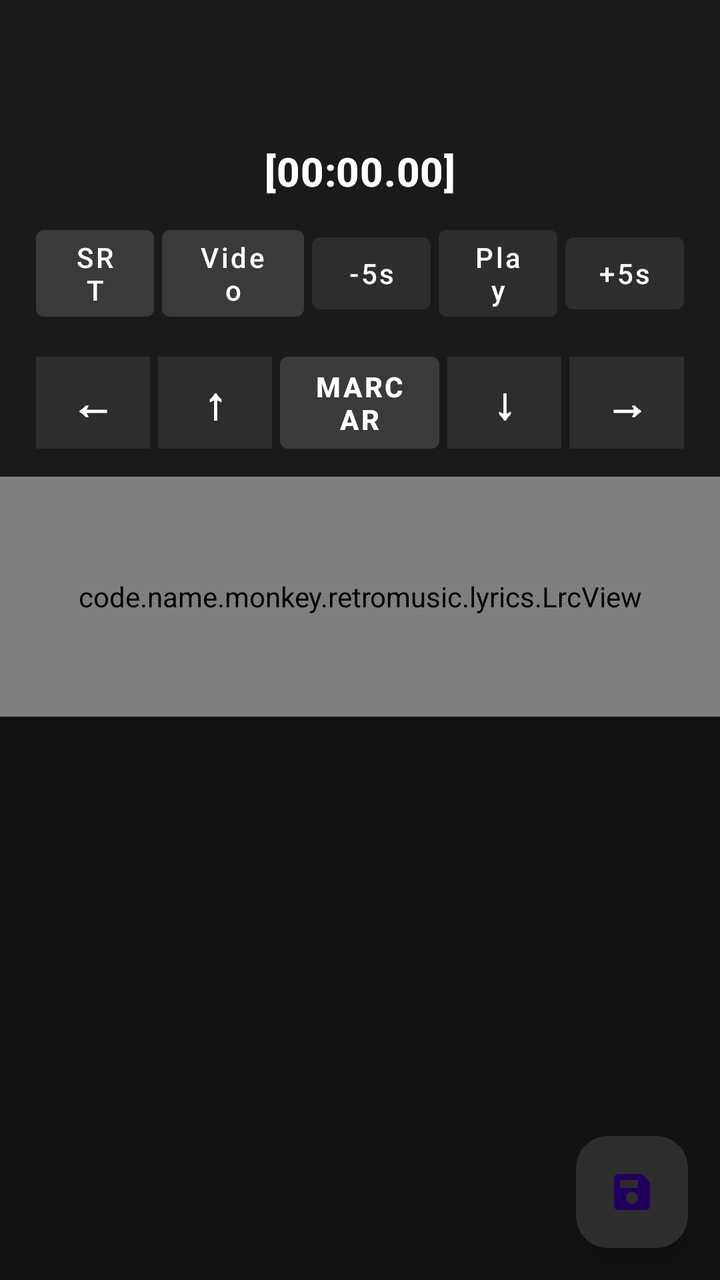
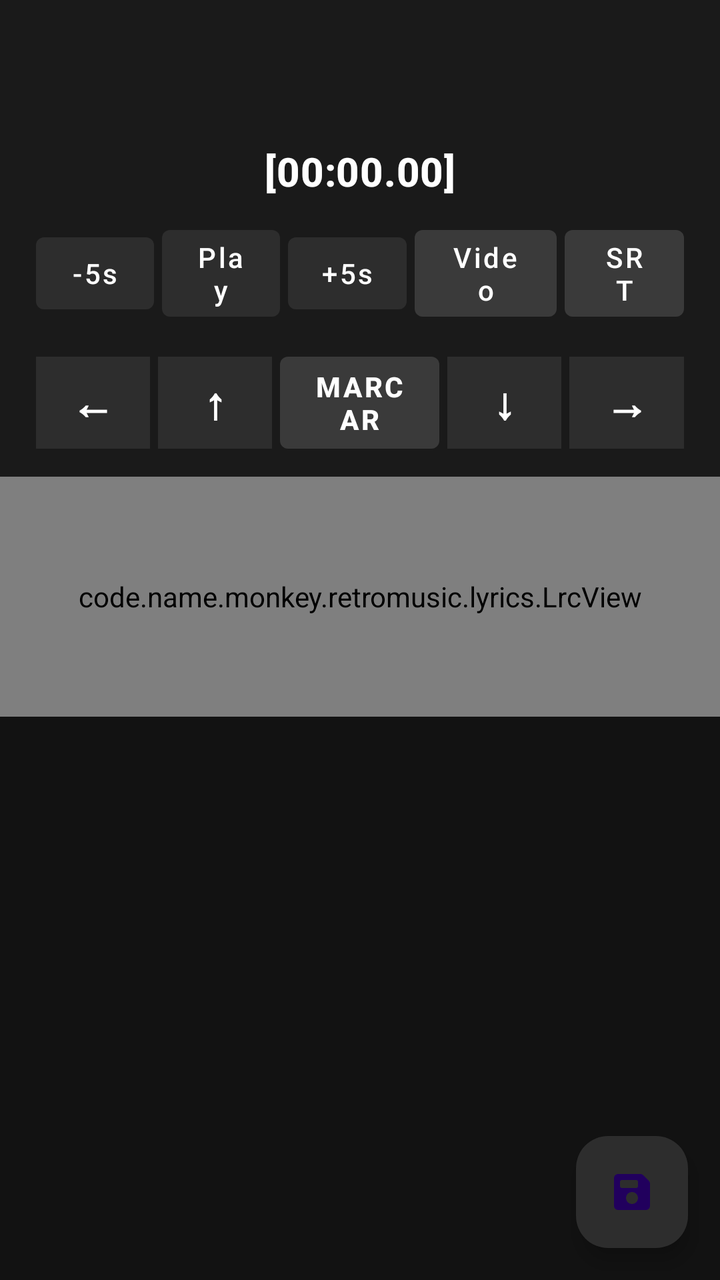

Screens rendered from an Android XML layout before and after an edit, with the pre-edit source and the edit as a unified diff.
<!-- AndroidManifest.xml: application theme Theme.RetroMusic.FollowSystem -->
<!-- res/layout/fragment_lyrics.xml -->
<?xml version="1.0" encoding="utf-8"?>
<LinearLayout 
    xmlns:android="http://schemas.android.com/apk/res/android"
    xmlns:app="http://schemas.android.com/apk/res-auto"
    xmlns:tools="http://tools.android.com/tools"
    android:layout_width="match_parent"
    android:layout_height="match_parent"
    android:orientation="vertical"
    android:background="#121212"
    android:fitsSystemWindows="true">

    <com.google.android.material.appbar.MaterialToolbar
        android:id="@+id/toolbar"
        style="@style/Widget.MaterialComponents.Toolbar.Primary"
        android:layout_width="match_parent"
        android:layout_height="?attr/actionBarSize"
        android:background="#1A1A1A"
        app:titleTextColor="@android:color/white" />

    <LinearLayout
        android:id="@+id/llSincroControls"
        android:layout_width="match_parent"
        android:layout_height="wrap_content"
        android:orientation="vertical"
        android:paddingLeft="16dp"
        android:paddingTop="8dp"
        android:paddingRight="16dp"
        android:paddingBottom="12dp"
        android:background="#1A1A1A">

        <TextView
            android:id="@+id/tvCurrentTime"
            android:layout_width="match_parent"
            android:layout_height="wrap_content"
            android:layout_marginBottom="8dp"
            android:text="[00:00.00]"
            android:gravity="center"
            android:textAppearance="@style/TextAppearance.MaterialComponents.Headline6"
            android:textColor="@android:color/white"
            android:textStyle="bold" />

        <LinearLayout
            android:layout_width="match_parent"
            android:layout_height="wrap_content"
            android:gravity="center"
            android:orientation="horizontal">

            <com.google.android.material.button.MaterialButton
                android:id="@+id/btnSrt"
                style="@style/Widget.MaterialComponents.Button.UnelevatedButton"
                android:layout_width="0dp"
                android:layout_height="wrap_content"
                android:layout_margin="2dp"
                android:layout_weight="1"
                android:textColor="@android:color/white"
                app:backgroundTint="#3A3A3A"
                android:text="SRT" />

            <com.google.android.material.button.MaterialButton
                android:id="@+id/btnLoadVideo"
                style="@style/Widget.MaterialComponents.Button.UnelevatedButton"
                android:layout_width="0dp"
                android:layout_height="wrap_content"
                android:layout_margin="2dp"
                android:layout_weight="1.2"
                android:textColor="@android:color/white"
                app:backgroundTint="#3A3A3A"
                android:text="Video" />

            <com.google.android.material.button.MaterialButton
                android:id="@+id/btnRew"
                style="@style/Widget.MaterialComponents.Button.UnelevatedButton"
                android:layout_width="0dp"
                android:layout_height="wrap_content"
                android:layout_margin="2dp"
                android:layout_weight="1"
                android:textColor="@android:color/white"
                app:backgroundTint="#2D2D2D"
                android:text="-5s" />

            <com.google.android.material.button.MaterialButton
                android:id="@+id/btnPlayPause"
                style="@style/Widget.MaterialComponents.Button.UnelevatedButton"
                android:layout_width="0dp"
                android:layout_height="wrap_content"
                android:layout_margin="2dp"
                android:layout_weight="1"
                android:textColor="@android:color/white"
                app:backgroundTint="#2D2D2D"
                android:text="Play" />

            <com.google.android.material.button.MaterialButton
                android:id="@+id/btnFwd"
                style="@style/Widget.MaterialComponents.Button.UnelevatedButton"
                android:layout_width="0dp"
                android:layout_height="wrap_content"
                android:layout_margin="2dp"
                android:layout_weight="1"
                android:textColor="@android:color/white"
                app:backgroundTint="#2D2D2D"
                android:text="+5s" />
        </LinearLayout>

        <LinearLayout
            android:layout_width="match_parent"
            android:layout_height="wrap_content"
            android:layout_marginTop="10dp"
            android:gravity="center"
            android:orientation="horizontal">

            <TextView
                android:id="@+id/btnLeft"
                android:layout_width="0dp"
                android:layout_height="46dp"
                android:layout_margin="2dp"
                android:layout_weight="1"
                android:background="#2D2D2D"
                android:clickable="true"
                android:focusable="false"
                android:gravity="center"
                android:text="←"
                android:textColor="@android:color/white"
                android:textSize="22sp"
                android:textStyle="bold" />

            <TextView
                android:id="@+id/btnUp"
                android:layout_width="0dp"
                android:layout_height="46dp"
                android:layout_margin="2dp"
                android:layout_weight="1"
                android:background="#2D2D2D"
                android:clickable="true"
                android:focusable="false"
                android:gravity="center"
                android:text="↑"
                android:textColor="@android:color/white"
                android:textSize="22sp"
                android:textStyle="bold" />

            <com.google.android.material.button.MaterialButton
                android:id="@+id/btnMark"
                style="@style/Widget.MaterialComponents.Button.UnelevatedButton"
                android:layout_width="0dp"
                android:layout_height="46dp"
                android:layout_margin="2dp"
                android:layout_weight="1.4"
                android:textColor="@android:color/white"
                app:backgroundTint="#3A3A3A"
                android:text="MARCAR"
                android:insetTop="0dp"
                android:insetBottom="0dp"
                android:textStyle="bold" />

            <TextView
                android:id="@+id/btnDown"
                android:layout_width="0dp"
                android:layout_height="46dp"
                android:layout_margin="2dp"
                android:layout_weight="1"
                android:background="#2D2D2D"
                android:clickable="true"
                android:focusable="false"
                android:gravity="center"
                android:text="↓"
                android:textColor="@android:color/white"
                android:textSize="22sp"
                android:textStyle="bold" />

            <TextView
                android:id="@+id/btnRight"
                android:layout_width="0dp"
                android:layout_height="46dp"
                android:layout_margin="2dp"
                android:layout_weight="1"
                android:background="#2D2D2D"
                android:clickable="true"
                android:focusable="false"
                android:gravity="center"
                android:text="→"
                android:textColor="@android:color/white"
                android:textSize="22sp"
                android:textStyle="bold" />
        </LinearLayout>
    </LinearLayout>

    <FrameLayout
        android:id="@+id/videoContainer"
        android:layout_width="match_parent"
        android:layout_height="200dp"
        android:background="#000000"
        android:visibility="gone">

        <VideoView
            android:id="@+id/videoView"
            android:layout_width="match_parent"
            android:layout_height="match_parent"
            android:layout_gravity="center" />
    </FrameLayout>

    <code.name.monkey.retromusic.lyrics.LrcView
        android:id="@+id/lyricsView"
        android:layout_width="match_parent"
        android:layout_height="120dp"
        android:background="#1F000000"
        android:paddingLeft="16dp"
        android:paddingRight="16dp"
        android:visibility="visible" />

    <FrameLayout
        android:layout_width="match_parent"
        android:layout_height="0dp"
        android:layout_weight="1">

        <androidx.core.widget.NestedScrollView
            android:layout_width="match_parent"
            android:layout_height="match_parent"
            android:fillViewport="true">

            <LinearLayout
                android:layout_width="match_parent"
                android:layout_height="wrap_content"
                android:orientation="vertical"
                android:paddingLeft="16dp"
                android:paddingTop="12dp"
                android:paddingRight="16dp"
                android:paddingBottom="12dp">

                <EditText
                    android:id="@+id/etLyrics"
                    android:layout_width="match_parent"
                    android:layout_height="wrap_content"
                    android:gravity="top|start"
                    android:inputType="textMultiLine|textNoSuggestions"
                    android:background="@android:color/transparent"
                    android:textColor="@android:color/white"
                    android:scrollbars="vertical"
                    android:padding="0dp"
                    android:textAppearance="@style/TextAppearance.MaterialComponents.Body1"
                    android:visibility="visible"
                    tools:ignore="SpeakableTextPresentCheck" />

                <TextView
                    android:id="@+id/normalLyrics"
                    android:layout_width="match_parent"
                    android:layout_height="wrap_content"
                    android:lineSpacingMultiplier="1.2"
                    android:textColor="@android:color/white"
                    android:padding="0dp"
                    android:textAppearance="@style/TextAppearance.MaterialComponents.Body1"
                    android:visibility="gone" />

                <TextView
                    android:id="@+id/noLyricsFound"
                    android:layout_width="wrap_content"
                    android:layout_height="wrap_content"
                    android:layout_gravity="center"
                    android:text="@string/no_lyrics_found"
                    android:textAppearance="@style/TextAppearance.MaterialComponents.Subtitle1"
                    android:visibility="gone" />
            </LinearLayout>
        </androidx.core.widget.NestedScrollView>

        <com.google.android.material.floatingactionbutton.FloatingActionButton
            android:id="@+id/saveFab"
            android:layout_width="wrap_content"
            android:layout_height="wrap_content"
            android:layout_gravity="bottom|end"
            android:layout_margin="16dp"
            app:srcCompat="@drawable/ic_save"
            app:backgroundTint="#2D2D2D"
            android:tint="@android:color/white"
            tools:ignore="SpeakableTextPresentCheck" />
    </FrameLayout>
</LinearLayout>
<!-- resources referenced by this layout -->
<resources>
  <string name="no_lyrics_found">No lyrics found</string>
  <style name="Theme.RetroMusic.FollowSystem" parent="Theme.RetroMusic.Base.Adaptive">
          <item name="android:windowBackground">?colorSurface</item>
      </style>
  <!-- drawable round_selector (drawable) -->
  <ripple xmlns:android="http://schemas.android.com/apk/res/android"
      android:color="?android:attr/colorControlHighlight">
  
      <item
          android:id="@android:id/mask"
          android:drawable="@drawable/round_selector_mask" />
  
  </ripple>
  <!-- drawable rect_selector (drawable) -->
  <?xml version="1.0" encoding="utf-8"?>
  <ripple xmlns:android="http://schemas.android.com/apk/res/android"
      android:color="?android:attr/colorControlHighlight">
  
      <item android:id="@android:id/mask">
          <shape>
              <corners android:radius="@dimen/m3_card_corner_radius" />
              <solid android:color="@color/md_green_500" />
          </shape>
      </item>
      <item>
          <selector>
              <item android:state_activated="true">
                  <shape>
                      <corners android:radius="@dimen/m3_card_corner_radius" />
                      <solid android:color="?android:attr/colorControlHighlight" />
                  </shape>
              </item>
          </selector>
      </item>
  </ripple>
  <style name="Widget.ActionButton.Overflow" parent="Widget.AppCompat.ActionButton.Overflow">
          <item name="android:contentDescription">@string/abc_action_menu_overflow_description</item>
      </style>
  <style name="MaterialAlertDialogTheme" parent="ThemeOverlay.Material3.MaterialAlertDialog" />
  <style name="MaterialButtonTheme" parent="Widget.Material3.Button">
          <item name="cornerRadius">6dp</item>
          <item name="iconGravity">textStart</item>
          <item name="iconTint">?attr/colorControlNormal</item>
          <item name="android:textColor">?android:attr/textColorPrimary</item>
          <item name="android:textAppearance">@style/TextViewNormal</item>
          <item name="android:textAllCaps">false</item>
          <item name="android:paddingTop">@dimen/button_padding_vertical</item>
          <item name="android:paddingBottom">@dimen/button_padding_vertical</item>
      </style>
  <style name="MaterialPopupMenuStyle" parent="Widget.Material3.PopupMenu">
          <item name="android:popupBackground">@drawable/popup_background</item>
      </style>
  <color name="elevationOverlay">@color/elevationOverlayLight</color>
  <!-- drawable popup_background (drawable) -->
  <?xml version="1.0" encoding="utf-8"?>
  <layer-list xmlns:android="http://schemas.android.com/apk/res/android">
      <item>
          <shape>
              <solid android:color="?attr/colorSurface" />
              <corners android:radius="20dp" />
          </shape>
      </item>
      <item>
          <shape>
              <solid android:color="@color/m3_popupmenu_overlay_color"/>
              <corners android:radius="20dp" />
              <padding
                  android:bottom="10dp"
                  android:top="10dp" />
          </shape>
      </item>
  </layer-list>
  <!-- drawable round_selector_mask (drawable) -->
  <?xml version="1.0" encoding="utf-8"?>
  <shape xmlns:android="http://schemas.android.com/apk/res/android"
      android:shape="oval">
      <solid android:color="@android:color/white" />
  </shape>
  <dimen name="m3_card_corner_radius">16dp</dimen>
  <color name="md_green_500">#4CAF50</color>
  <style name="TextViewNormal" parent="">
          <item name="android:textSize">14sp</item>
      </style>
  <dimen name="button_padding_vertical">10dp</dimen>
  <color name="elevationOverlayLight">@color/md_grey_500</color>
  <color name="md_grey_500">#9E9E9E</color>
  <!-- unchanged entries left out for length: 2 -->
</resources>

<!-- the commit's change to res/layout/fragment_lyrics.xml (unified diff, before → after) -->
@@ -46,6 +46,50 @@
             android:orientation="horizontal">
 
             <com.google.android.material.button.MaterialButton
+                android:id="@+id/btnRew"
+                style="@style/Widget.MaterialComponents.Button.UnelevatedButton"
+                android:layout_width="0dp"
+                android:layout_height="wrap_content"
+                android:layout_margin="2dp"
+                android:layout_weight="1"
+                android:textColor="@android:color/white"
+                app:backgroundTint="#2D2D2D"
+                android:text="-5s" />
+
+            <com.google.android.material.button.MaterialButton
+                android:id="@+id/btnPlayPause"
+                style="@style/Widget.MaterialComponents.Button.UnelevatedButton"
+                android:layout_width="0dp"
+                android:layout_height="wrap_content"
+                android:layout_margin="2dp"
+                android:layout_weight="1"
+                android:textColor="@android:color/white"
+                app:backgroundTint="#2D2D2D"
+                android:text="Play" />
+
+            <com.google.android.material.button.MaterialButton
+                android:id="@+id/btnFwd"
+                style="@style/Widget.MaterialComponents.Button.UnelevatedButton"
+                android:layout_width="0dp"
+                android:layout_height="wrap_content"
+                android:layout_margin="2dp"
+                android:layout_weight="1"
+                android:textColor="@android:color/white"
+                app:backgroundTint="#2D2D2D"
+                android:text="+5s" />
+
+            <com.google.android.material.button.MaterialButton
+                android:id="@+id/btnLoadVideo"
+                style="@style/Widget.MaterialComponents.Button.UnelevatedButton"
+                android:layout_width="0dp"
+                android:layout_height="wrap_content"
+                android:layout_margin="2dp"
+                android:layout_weight="1.2"
+                android:textColor="@android:color/white"
+                app:backgroundTint="#3A3A3A"
+                android:text="Video" />
+
+            <com.google.android.material.button.MaterialButton
                 android:id="@+id/btnSrt"
                 style="@style/Widget.MaterialComponents.Button.UnelevatedButton"
                 android:layout_width="0dp"
@@ -55,50 +99,6 @@
                 android:textColor="@android:color/white"
                 app:backgroundTint="#3A3A3A"
                 android:text="SRT" />
-
-            <com.google.android.material.button.MaterialButton
-                android:id="@+id/btnLoadVideo"
-                style="@style/Widget.MaterialComponents.Button.UnelevatedButton"
-                android:layout_width="0dp"
-                android:layout_height="wrap_content"
-                android:layout_margin="2dp"
-                android:layout_weight="1.2"
-                android:textColor="@android:color/white"
-                app:backgroundTint="#3A3A3A"
-                android:text="Video" />
-
-            <com.google.android.material.button.MaterialButton
-                android:id="@+id/btnRew"
-                style="@style/Widget.MaterialComponents.Button.UnelevatedButton"
-                android:layout_width="0dp"
-                android:layout_height="wrap_content"
-                android:layout_margin="2dp"
-                android:layout_weight="1"
-                android:textColor="@android:color/white"
-                app:backgroundTint="#2D2D2D"
-                android:text="-5s" />
-
-            <com.google.android.material.button.MaterialButton
-                android:id="@+id/btnPlayPause"
-                style="@style/Widget.MaterialComponents.Button.UnelevatedButton"
-                android:layout_width="0dp"
-                android:layout_height="wrap_content"
-                android:layout_margin="2dp"
-                android:layout_weight="1"
-                android:textColor="@android:color/white"
-                app:backgroundTint="#2D2D2D"
-                android:text="Play" />
-
-            <com.google.android.material.button.MaterialButton
-                android:id="@+id/btnFwd"
-                style="@style/Widget.MaterialComponents.Button.UnelevatedButton"
-                android:layout_width="0dp"
-                android:layout_height="wrap_content"
-                android:layout_margin="2dp"
-                android:layout_weight="1"
-                android:textColor="@android:color/white"
-                app:backgroundTint="#2D2D2D"
-                android:text="+5s" />
         </LinearLayout>
 
         <LinearLayout
